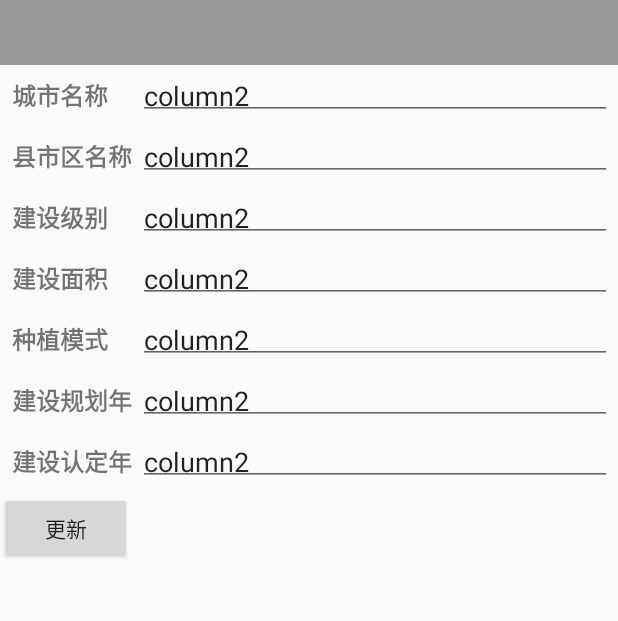
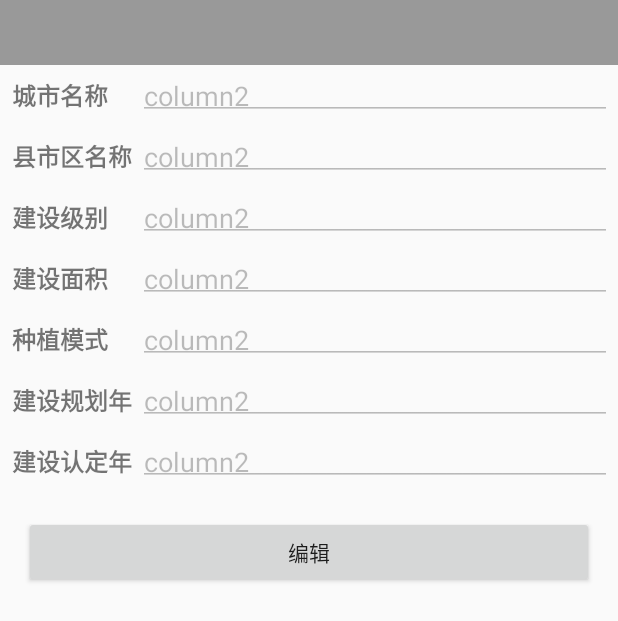
Before and after one commit to JedYu/LGQ, an Android app: the layout layout_dialog_detail.xml on its own in the app's theme, with its tools: preview values and no code run, on a phone screen of 412 x 824 dp. Shown: the top 621 px of the screen. Run offline under Robolectric (Android 15) with nearby library versions, the light colour scheme and no system bars.

Commit message:
增加编辑 增加按钮

```diff
--- a/app/src/main/res/layout/layout_dialog_detail.xml
+++ b/app/src/main/res/layout/layout_dialog_detail.xml
@@ -1,143 +1,161 @@
 <?xml version="1.0" encoding="utf-8"?>
 <LinearLayout xmlns:android="http://schemas.android.com/apk/res/android"
-              android:orientation="vertical"
               android:layout_width="match_parent"
-              android:layout_height="match_parent">
+              android:layout_height="match_parent"
+              android:orientation="vertical">
 
     <LinearLayout
         android:layout_width="match_parent"
         android:layout_height="wrap_content"
         android:background="#999999"
-        android:paddingTop="8dp"
+        android:orientation="horizontal"
+        android:paddingBottom="8dp"
         android:paddingLeft="4dp"
-        android:orientation="horizontal"
-        android:paddingBottom="8dp">
+        android:paddingTop="8dp">
+
         <EditText
             android:id="@+id/tv_name"
+            android:layout_width="0dp"
+            android:layout_height="wrap_content"
+            android:layout_weight="1"
+            android:background="@null"
+            android:enabled="false"
+            android:singleLine="true"
             android:textColor="#ffffff"
             android:textSize="20sp"
-            android:textStyle="bold"
-            android:layout_width="0dp"
-            android:layout_height="wrap_content"
-            android:editable="false"
-            android:background="@null"
-            android:layout_weight="1"/>
+            android:textStyle="bold"/>
 
     </LinearLayout>
 
     <TableLayout
         android:layout_width="match_parent"
         android:layout_height="wrap_content">
+
         <TableRow
             android:layout_width="match_parent"
             android:layout_height="wrap_content"
             android:padding="4dp">
+
             <TextView
                 android:layout_width="wrap_content"
                 android:layout_height="match_parent"
                 android:layout_gravity="left"
+                android:padding="4dp"
                 android:text="城市名称"
                 android:textSize="16sp"
-                android:textStyle="bold"
-                android:padding="4dp"  />
+                android:textStyle="bold"/>
+
             <EditText
                 android:id="@+id/tv_city"
                 android:layout_width="0dp"
                 android:layout_height="match_parent"
                 android:layout_gravity="center_vertical"
                 android:layout_weight="1"
-                android:text="column2"
-                android:editable="false"
-                android:padding="4dp"  />
+                android:enabled="false"
+                android:padding="4dp"
+                android:singleLine="true"
+                android:text="column2"/>
         </TableRow>
 
         <TableRow
             android:layout_width="match_parent"
             android:layout_height="wrap_content"
             android:padding="4dp">
+
             <TextView
                 android:layout_width="wrap_content"
                 android:layout_height="match_parent"
                 android:layout_gravity="left"
+                android:padding="4dp"
                 android:text="县市区名称"
                 android:textSize="16sp"
-                android:textStyle="bold"
-                android:padding="4dp"  />
+                android:textStyle="bold"/>
+
             <EditText
                 android:id="@+id/tv_county"
                 android:layout_width="0dp"
                 android:layout_height="match_parent"
                 android:layout_gravity="center_vertical"
                 android:layout_weight="1"
-                android:text="column2"
-                android:editable="false"
-                android:padding="4dp"  />
+                android:enabled="false"
+                android:padding="4dp"
+                android:singleLine="true"
+                android:text="column2"/>
         </TableRow>
 
         <TableRow
             android:layout_width="match_parent"
             android:layout_height="wrap_content"
             android:padding="4dp">
+
             <TextView
                 android:layout_width="wrap_content"
                 android:layout_height="match_parent"
+                android:padding="4dp"
                 android:text="建设级别"
                 android:textSize="16sp"
-                android:textStyle="bold"
-                android:padding="4dp"  />
+                android:textStyle="bold"/>
+
             <EditText
                 android:id="@+id/tv_level"
                 android:layout_width="0dp"
                 android:layout_height="match_parent"
                 android:layout_gravity="center_vertical"
                 android:layout_weight="1"
-                android:text="column2"
-                android:editable="false"
-                android:padding="4dp"  />
+                android:enabled="false"
+                android:padding="4dp"
+                android:singleLine="true"
+                android:text="column2"/>
         </TableRow>
 
         <TableRow
             android:layout_width="match_parent"
             android:layout_height="wrap_content"
             android:padding="4dp">
+
             <TextView
                 android:layout_width="wrap_content"
                 android:layout_height="match_parent"
+                android:padding="4dp"
                 android:text="建设面积"
                 android:textSize="16sp"
-                android:textStyle="bold"
-                android:padding="4dp"  />
+                android:textStyle="bold"/>
+
             <EditText
                 android:id="@+id/tv_area"
                 android:layout_width="0dp"
                 android:layout_height="match_parent"
                 android:layout_gravity="center_vertical"
                 android:layout_weight="1"
-                android:text="column2"
-                android:editable="false"
-                android:padding="4dp"  />
+                android:enabled="false"
+                android:padding="4dp"
+                android:singleLine="true"
+                android:text="column2"/>
         </TableRow>
 
         <TableRow
             android:layout_width="match_parent"
             android:layout_height="wrap_content"
             android:padding="4dp">
+
             <TextView
                 android:layout_width="wrap_content"
                 android:layout_height="match_parent"
+                android:padding="4dp"
                 android:text="种植模式"
                 android:textSize="16sp"
-                android:textStyle="bold"
-                android:padding="4dp"  />
+                android:textStyle="bold"/>
+
             <EditText
                 android:id="@+id/tv_crop"
                 android:layout_width="0dp"
                 android:layout_height="match_parent"
                 android:layout_gravity="center_vertical"
                 android:layout_weight="1"
-                android:text="column2"
-                android:editable="false"
-                android:padding="4dp"  />
+                android:enabled="false"
+                android:padding="4dp"
+                android:singleLine="true"
+                android:text="column2"/>
         </TableRow>
 
 
@@ -145,54 +163,69 @@
             android:layout_width="match_parent"
             android:layout_height="wrap_content"
             android:padding="4dp">
+
             <TextView
                 android:layout_width="wrap_content"
                 android:layout_height="match_parent"
+                android:padding="4dp"
                 android:text="建设规划年"
                 android:textSize="16sp"
-                android:textStyle="bold"
-                android:padding="4dp"  />
+                android:textStyle="bold"/>
+
             <EditText
                 android:id="@+id/tv_plan_year"
                 android:layout_width="0dp"
                 android:layout_height="match_parent"
                 android:layout_gravity="center_vertical"
                 android:layout_weight="1"
-                android:text="column2"
-                android:editable="false"
-                android:padding="4dp"  />
+                android:enabled="false"
+                android:padding="4dp"
+                android:singleLine="true"
+                android:text="column2"/>
         </TableRow>
 
         <TableRow
             android:layout_width="match_parent"
             android:layout_height="wrap_content"
             android:padding="4dp">
+
             <TextView
                 android:layout_width="wrap_content"
                 android:layout_height="match_parent"
+                android:padding="4dp"
                 android:text="建设认定年"
                 android:textSize="16sp"
-                android:textStyle="bold"
-                android:padding="4dp"  />
+                android:textStyle="bold"/>
+
             <EditText
                 android:id="@+id/tv_identified_year"
                 android:layout_width="0dp"
                 android:layout_height="match_parent"
                 android:layout_gravity="center_vertical"
                 android:layout_weight="1"
-                android:text="column2"
-                android:editable="false"
-                android:padding="4dp"  />
+                android:enabled="false"
+                android:padding="4dp"
+                android:singleLine="true"
+                android:text="column2"/>
         </TableRow>
     </TableLayout>
 
 
     <LinearLayout
         android:layout_width="match_parent"
-        android:layout_height="wrap_content">
+        android:layout_height="wrap_content"
+        android:focusable="true"
+        android:focusableInTouchMode="true"
+        android:gravity="center"
+        android:padding="16dp">
+
         <Button
-            android:layout_width="wrap_content"
+            android:id="@+id/btn_edit"
+            android:layout_width="match_parent"
             android:layout_height="wrap_content"
-            android:text="更新"/>
+            android:text="编辑">
+        </Button>
+
+        <requestFocus/>
     </LinearLayout>
 </LinearLayout>
```
Also changed, not shown: app/src/main/java/li/vane/ex/lgq/MainActivity.java (+98 -27 lines), app/src/main/res/layout/activity_main.xml (+40 -22 lines), app/src/main/res/drawable-nodpi/icon_select.png.
